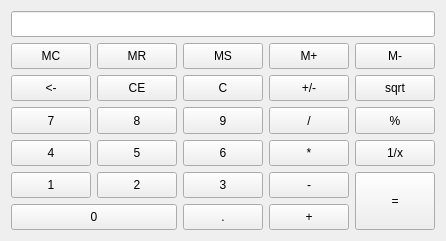
The window that calculator/mainwindow.ui (adrianalin/Proiect_ESAT) describes before a commit, drawn with Qt 5.
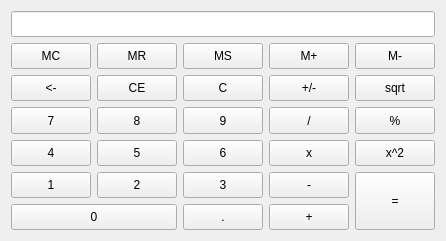
The same window after the commit.

```diff
--- a/calculator/mainwindow.ui
+++ b/calculator/mainwindow.ui
@@ -52,7 +52,7 @@
          </sizepolicy>
         </property>
         <property name="text">
-         <string>*</string>
+         <string>x</string>
         </property>
        </widget>
       </item>
@@ -312,7 +312,7 @@
          </sizepolicy>
         </property>
         <property name="text">
-         <string>1/x</string>
+         <string>x^2</string>
         </property>
        </widget>
       </item>
```
Left out of the diff: 4 changed lines with no effect on the pictures.
